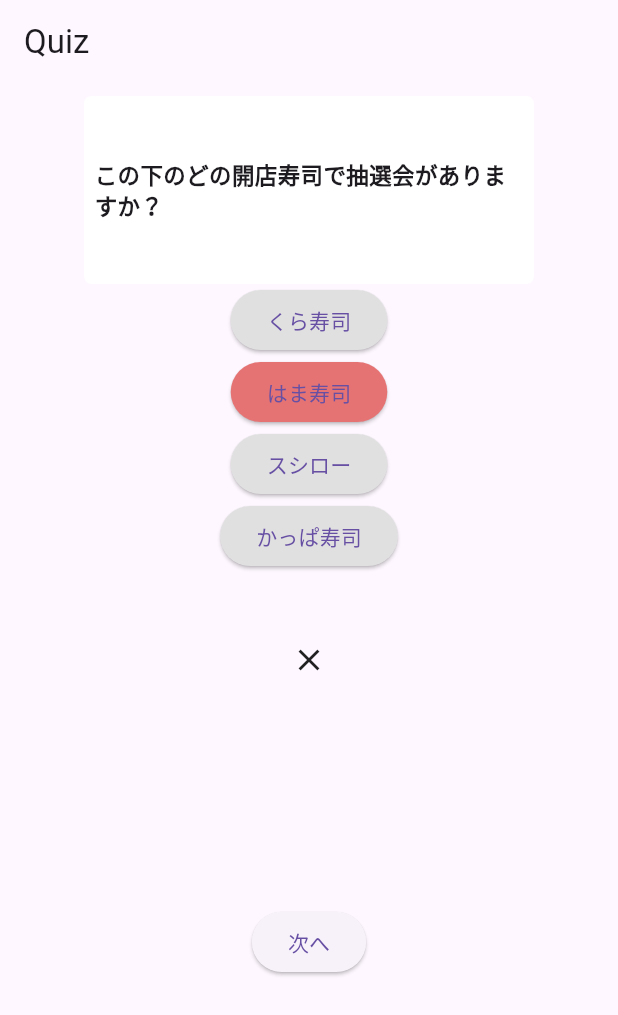
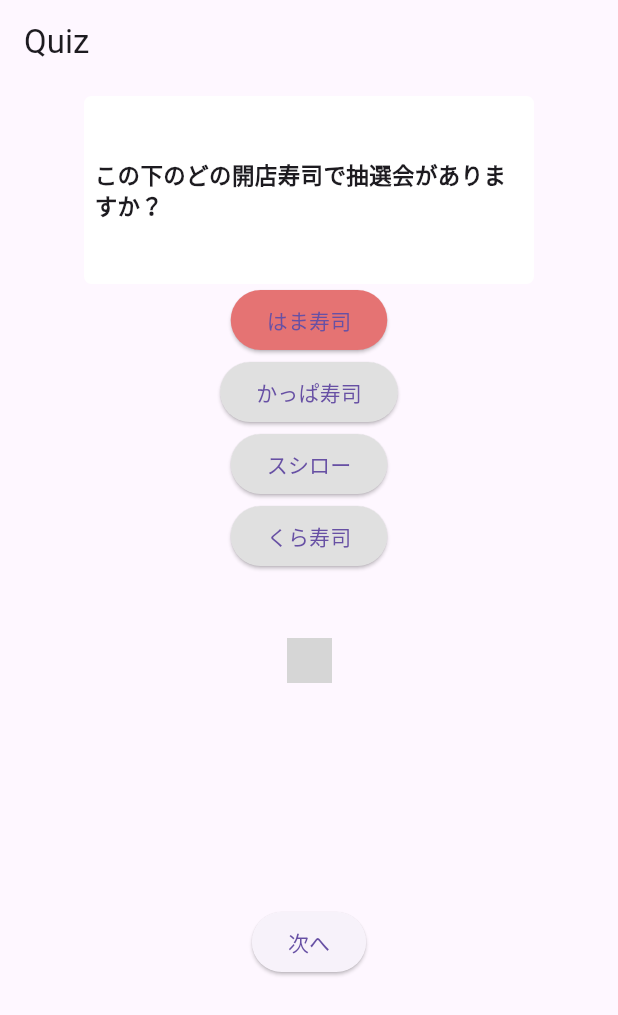
Before and after one commit to yu-lu-daydelight/tutorial_of_quiz_app, a Flutter app: the QuizPage screen opened directly, after a tap on "はま寿司", on a phone screen of 412 x 824 dp. Shown: the top 1015 px of the screen. Run offline on Flutter 3.47's test engine with Material 3 defaults, Android fonts, the phone set to English and light mode, and no system bars; missing offline and left inert: dart:ffi; grey boxes are pictures that could not be loaded.

Commit message:
issues: unable to load issues

```diff
--- a/lib/quiz/quiz_page.dart
+++ b/lib/quiz/quiz_page.dart
@@ -27,16 +27,16 @@
   late String R;
   late DateTime currTime;
   Quiz get quiz => quizzes[currentIndex];
+  //List<String> get randomChoices => quiz.choices;
   bool showResult = false;
   String? selectChoice;
 
   Widget _choiceButton({required String choice}) {
     return ElevatedButton(
-      onPressed: showResult
-          ? () {
+      onPressed: () {
+        if (showResult) {
           return;
         }
-          : () {
         selectChoice = choice;
         currTime = DateTime.now();
         setState(() {
@@ -92,9 +92,11 @@
     }
   }
 
-  List<T> setupQuizzes<T>(List<T> quizzes) {
+  List<Quiz> setupQuizzes(List<Quiz> quizzes) {
     quizzes.shuffle();
-    return quizzes;
+    return quizzes.map((quiz) {
+      return quiz..choices.shuffle();
+    }).toList();
   }
 
   @override
@@ -165,10 +167,16 @@
                   children: [
                     if (showResult == true &&
                         selectChoice == quiz.correctChoice)
-                      const Icon(Icons.circle_outlined)
+                      const ImageIcon(
+                        AssetImage('assets/images/jjdEzQvg.png'),
+                        size: 30,
+                      )
                     else if (showResult == true &&
                         selectChoice != quiz.correctChoice)
-                      const Icon(Icons.close),
+                      const ImageIcon(
+                        AssetImage('assets/images/3imvJk3g.png'),
+                        size: 30,
+                      ),
                   ],
                 ),
               ),
--- a/pubspec.yaml
+++ b/pubspec.yaml
@@ -38,6 +38,8 @@
 dev_dependencies:
   flutter_test:
     sdk: flutter
+  build_runner:
+  flutter_gen_runner:
 
   # The "flutter_lints" package below contains a set of recommended lints to
   # encourage good coding practices. The lint set provided by the package is
@@ -87,3 +89,6 @@
   #
   # For details regarding fonts from package dependencies,
   # see https://flutter.dev/to/font-from-package
+  assets:
+    - images/3imvJk3g.png
+    - images/jjdEzQvg.png
```
Also changed, not shown: pubspec.lock. Lines whose indentation alone changed are shown as unchanged.
